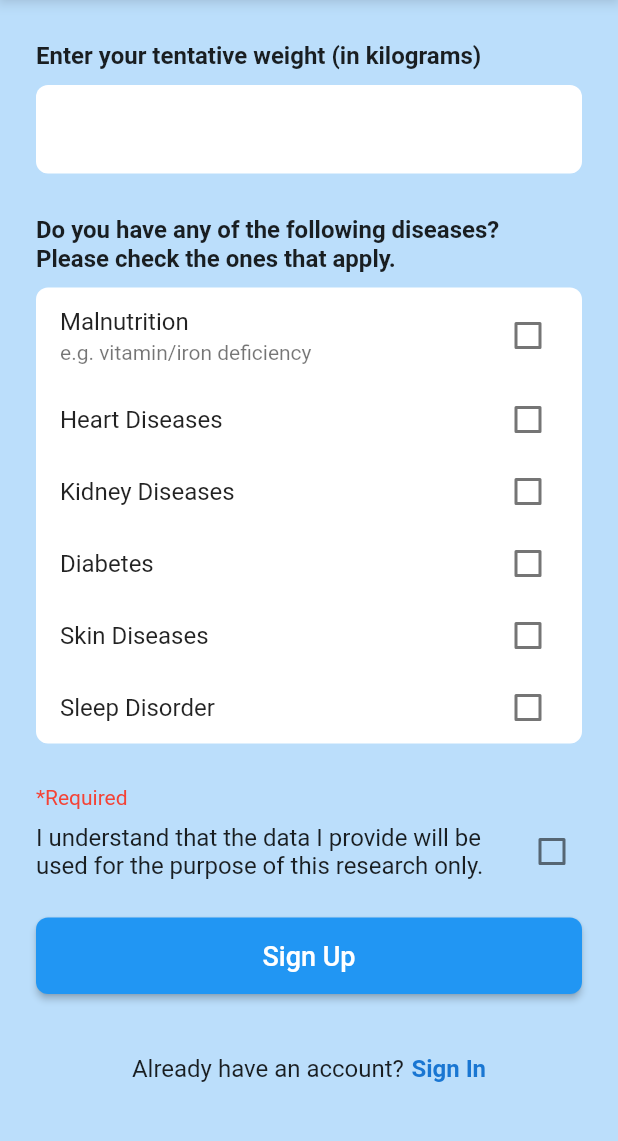
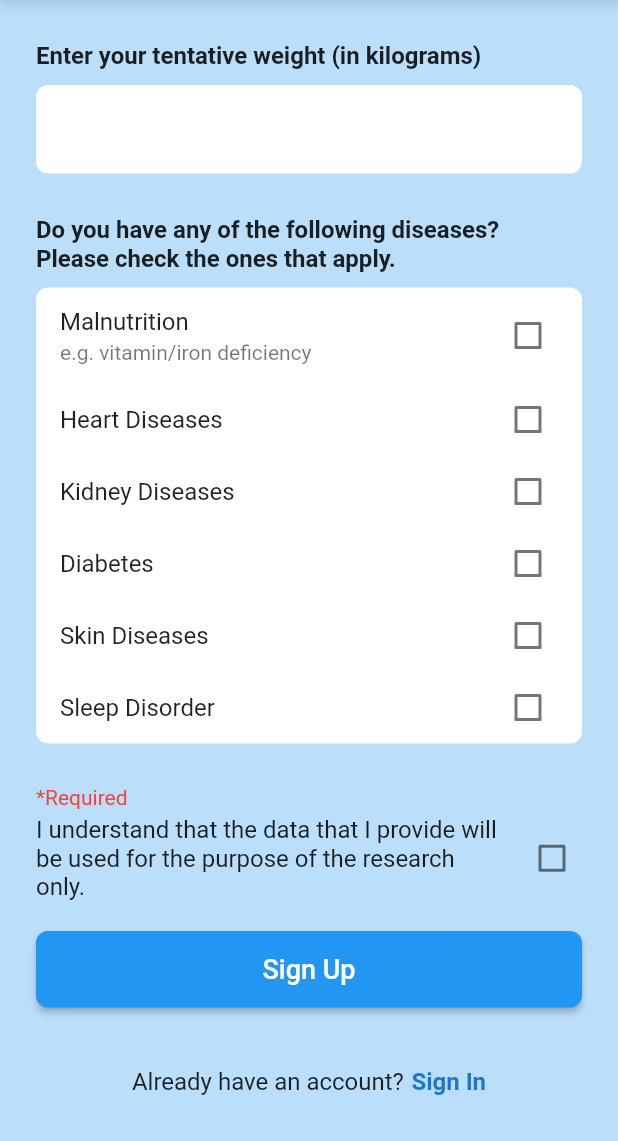
Before and after one commit to prism97/dehydration-data-collection, a Flutter app: the SignUp screen opened by its route, scrolled down 576 dp, on a phone screen of 412 x 824 dp, the part 95-1236 px from its top. Run offline on Flutter 3.47's test engine with Material 2 defaults, Android fonts, the phone set to English and light mode, and no system bars; our stand-ins replace camera, cloud_firestore, device_info, email_validator, firebase_auth, firebase_core and 3 more; accounts and stored records are empty.

Commit message:
Update consent message

```diff
--- a/lib/screens/sign_up.dart
+++ b/lib/screens/sign_up.dart
@@ -255,7 +255,7 @@ class _SignUpState extends State<SignUp> {
                       contentPadding: EdgeInsets.zero,
                       value: _agreed,
                       title: Text(
-                        'I understand that the data I provide will be used for the purpose of this research only.',
+                        'I understand that the data that I provide will be used for the purpose of the research only.',
                       ),
                       onChanged: (val) {
                         setState(() {
```
